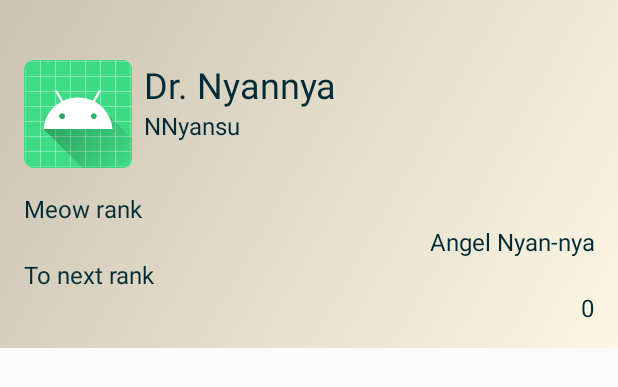
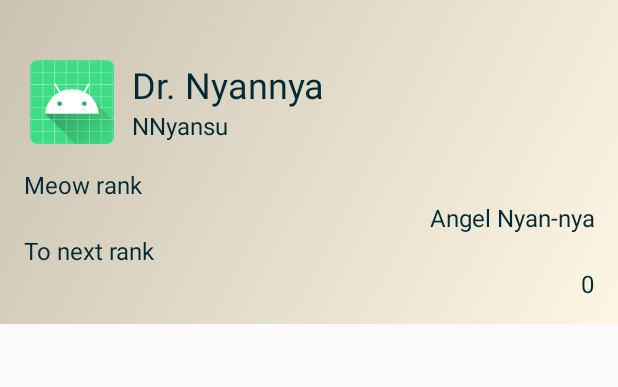
Before and after one commit to nishikawa-shi/NyanNyanEngine_Android, an Android app: the layout nav_header_main.xml on its own in the app's theme, with its tools: preview values and no code run, on a phone screen of 412 x 824 dp. Shown: the top 387 px of the screen. Run offline under Robolectric (Android 15) with nearby library versions, the phone set to English and light mode, and no system bars.

Commit message:
プロフィール画像を、大きさの定まった角丸付き画像とした

```diff
--- a/app/src/main/java/com/ntetz/android/nyannyanengine_android/MainActivity.kt
+++ b/app/src/main/java/com/ntetz/android/nyannyanengine_android/MainActivity.kt
@@ -14,6 +14,7 @@ import androidx.navigation.ui.NavigationUI
 import androidx.navigation.ui.navigateUp
 import androidx.navigation.ui.setupActionBarWithNavController
 import coil.api.load
+import coil.transform.RoundedCornersTransformation
 import com.google.android.material.navigation.NavigationView
 import com.ntetz.android.nyannyanengine_android.model.entity.dao.room.TwitterUserRecord
 import com.ntetz.android.nyannyanengine_android.model.entity.usecase.account.NyanNyanUserComponent
@@ -68,7 +69,9 @@ class MainActivity : AppCompatActivity(), CoroutineScope, NavigationView.OnNavig
         main_nav_view.getHeaderView(0).twitter_name.text = name
         main_nav_view.getHeaderView(0).twitter_screen_name.text = screenName
         main_nav_view.menu.findItem(R.id.nav_auth).title = authMenuTitle
-        main_nav_view.getHeaderView(0).twitter_image.load(userInfo?.fineImageUrl)
+        main_nav_view.getHeaderView(0).twitter_image.load(userInfo?.fineImageUrl) {
+            transformations(RoundedCornersTransformation(16f))
+        }
     }
 
     fun updateNyanNyanUserInfo(userInfo: NyanNyanUserComponent?) {
--- a/app/src/main/res/layout/nav_header_main.xml
+++ b/app/src/main/res/layout/nav_header_main.xml
@@ -18,10 +18,11 @@
 
         <ImageView
             android:id="@+id/twitter_image"
-            android:layout_width="wrap_content"
-            android:layout_height="wrap_content"
+            android:layout_width="@dimen/image_large"
+            android:layout_height="@dimen/image_large"
             android:contentDescription="@string/nav_header_desc"
             android:paddingTop="@dimen/small_margin"
+            android:scaleType="fitCenter"
             app:srcCompat="@mipmap/ic_launcher_round" />
 
         <LinearLayout
--- a/app/src/main/res/values/dimen.xml
+++ b/app/src/main/res/values/dimen.xml
@@ -4,6 +4,8 @@
     <dimen name="middle_margin">16dp</dimen>
     <dimen name="small_margin">8dp</dimen>
 
+    <dimen name="image_large">64dp</dimen>
+
     <dimen name="large_text_size">24sp</dimen>
     <dimen name="middle_text_size">18sp</dimen>
     <dimen name="small_text_size">16sp</dimen>
```
